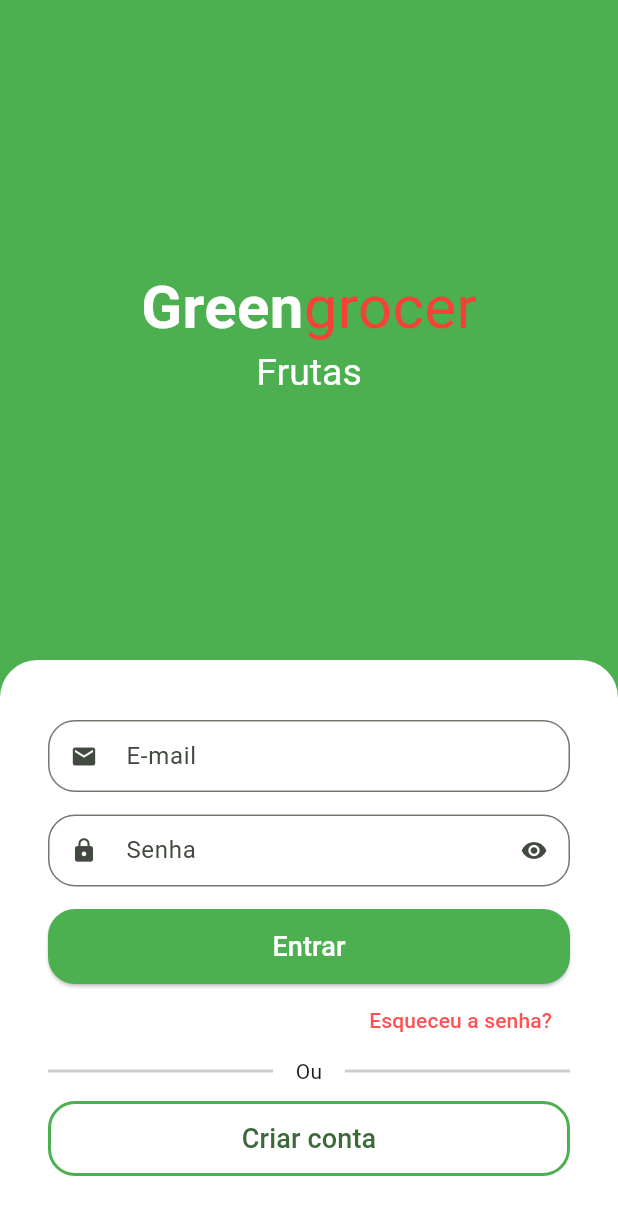
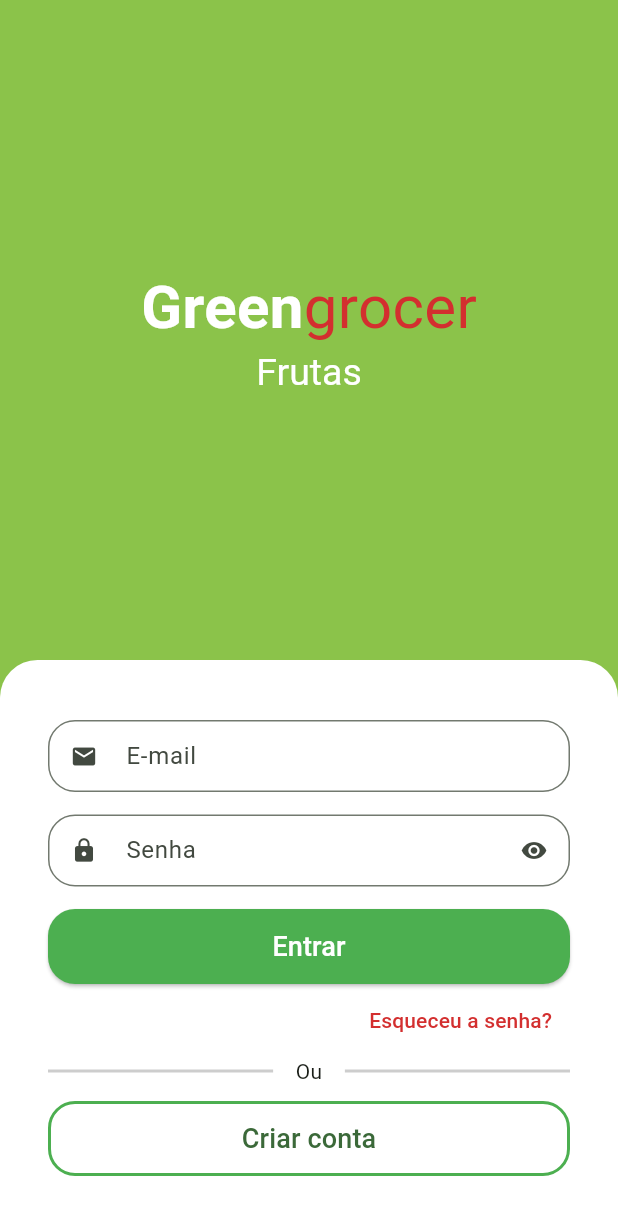
Before and after one commit to LMThomaz/greengrocer, a Flutter app: the screen it shows after launch, on a phone screen of 412 x 824 dp. Shown: the top 1215 px of the screen. Run offline on Flutter 3.47's test engine with Material 2 defaults, Android fonts, the phone set to English and light mode, and no system bars; drawn by our look-alikes of animated_text_kit.

Commit message:
created custom colors

```diff
--- a/lib/src/auth/sign_in_screen.dart
+++ b/lib/src/auth/sign_in_screen.dart
@@ -1,6 +1,7 @@
 import 'package:animated_text_kit/animated_text_kit.dart';
 import 'package:flutter/material.dart';
 import 'package:greengrocer/src/auth/components/custom_text_field.dart';
+import 'package:greengrocer/src/config/custom_colors.dart';
 
 class SignInScreen extends StatelessWidget {
   const SignInScreen({super.key});
@@ -8,7 +9,7 @@ class SignInScreen extends StatelessWidget {
   @override
   Widget build(BuildContext context) {
     return Scaffold(
-      backgroundColor: Colors.green,
+      backgroundColor: CustomColors.customSwatchColor,
       body: Column(
         children: [
           Expanded(
@@ -16,13 +17,13 @@ class SignInScreen extends StatelessWidget {
               mainAxisAlignment: MainAxisAlignment.center,
               children: [
                 // App name
-                const Text.rich(
+                Text.rich(
                   TextSpan(
-                    style: TextStyle(
+                    style: const TextStyle(
                       fontSize: 40,
                     ),
                     children: [
-                      TextSpan(
+                      const TextSpan(
                         text: 'Green',
                         style: TextStyle(
                           color: Colors.white,
@@ -32,7 +33,7 @@ class SignInScreen extends StatelessWidget {
                       TextSpan(
                         text: 'grocer',
                         style: TextStyle(
-                          color: Colors.red,
+                          color: CustomColors.customContrastColor,
                         ),
                       )
                     ],
@@ -118,10 +119,10 @@ class SignInScreen extends StatelessWidget {
                   alignment: Alignment.centerRight,
                   child: TextButton(
                     onPressed: () {},
-                    child: const Text(
+                    child: Text(
                       'Esqueceu a senha?',
                       style: TextStyle(
-                        color: Colors.redAccent,
+                        color: CustomColors.customContrastColor,
                       ),
                     ),
                   ),
--- /dev/null
+++ b/lib/src/config/custom_colors.dart
@@ -0,0 +1,20 @@
+import 'package:flutter/material.dart';
+
+Map<int, Color> _swatchOpacity = {
+  50: const Color.fromRGBO(139, 195, 74, 0.1),
+  100: const Color.fromRGBO(139, 195, 74, 0.2),
+  200: const Color.fromRGBO(139, 195, 74, 0.3),
+  300: const Color.fromRGBO(139, 195, 74, 0.4),
+  400: const Color.fromRGBO(139, 195, 74, 0.5),
+  500: const Color.fromRGBO(139, 195, 74, 0.6),
+  600: const Color.fromRGBO(139, 195, 74, 0.7),
+  700: const Color.fromRGBO(139, 195, 74, 0.8),
+  800: const Color.fromRGBO(139, 195, 74, 0.9),
+  900: const Color.fromRGBO(139, 195, 74, 1),
+};
+
+abstract class CustomColors {
+  static Color customContrastColor = Colors.red.shade700;
+  static MaterialColor customSwatchColor =
+      MaterialColor(0xFF8BC34A, _swatchOpacity);
+}
```
